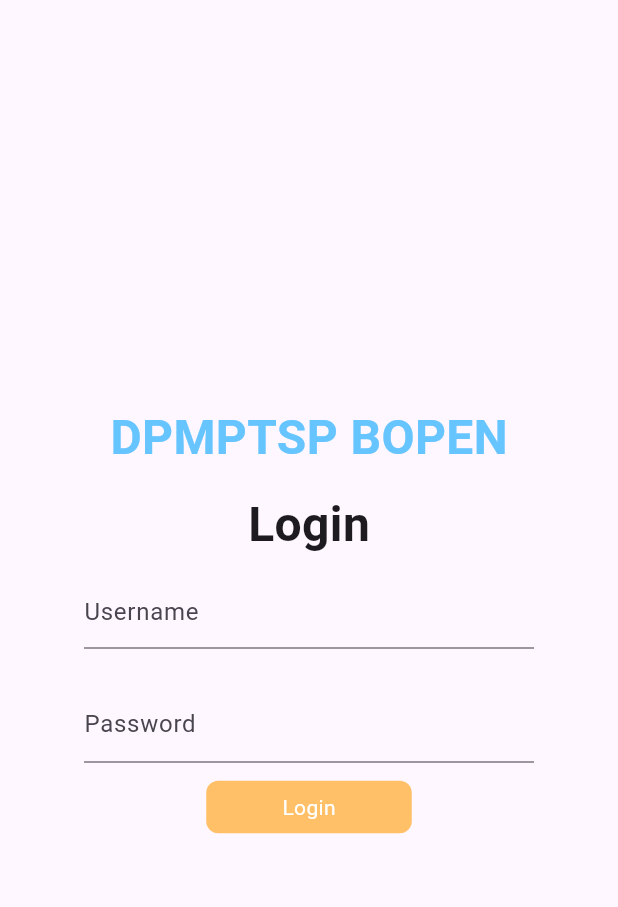
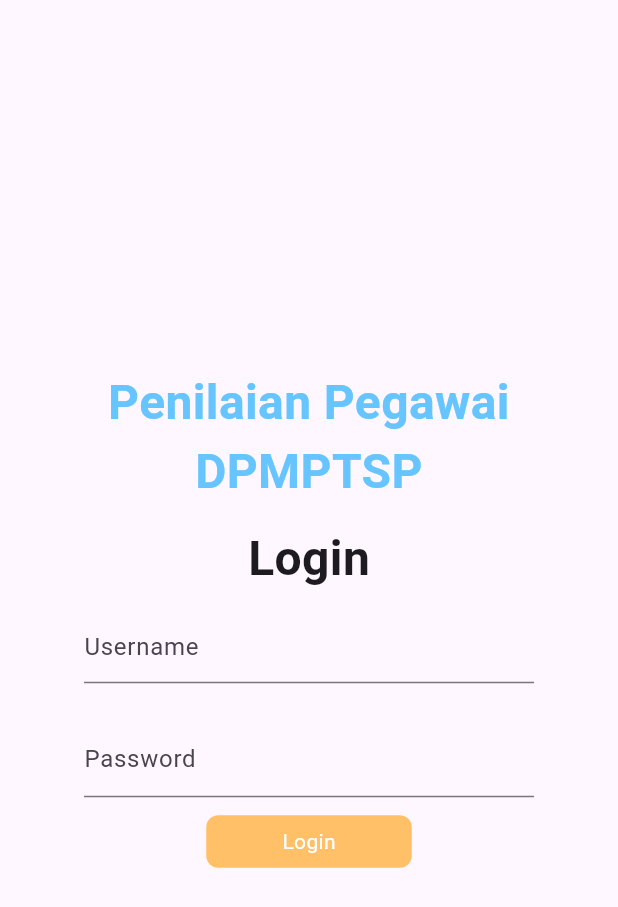
Before and after one commit to louis-sxcv45/BOPEN-Application, a Flutter app: the TabBarNavigation screen opened directly, tab 2 chosen, after a tap on the "logout" icon, on a phone screen of 412 x 824 dp. Shown: the top 907 px of the screen. Run offline on Flutter 3.47's test engine with Material 3 defaults, Android fonts, the phone set to English and light mode, and no system bars; our stand-ins replace cloud_firestore, connectivity_plus, dropdown_textfield, firebase_core, google_fonts; accounts and stored records are empty.

```diff
--- a/lib/src/features/login/UI/login_screen.dart
+++ b/lib/src/features/login/UI/login_screen.dart
@@ -94,8 +94,8 @@ class _LoginScreenState extends State<LoginScreen> {
             mainAxisAlignment: MainAxisAlignment.center,
             children: [
               Text(
-                'DPMPTSP BOPEN',
-                textAlign: TextAlign.start,
+                'Penilaian Pegawai DPMPTSP',
+                textAlign: TextAlign.center,
                 style: TextStyle(
                   fontSize: AppSize.s32,
                   fontWeight: FontWeightManager.bold,
--- a/lib/src/style_manager/font_family_manager.dart
+++ b/lib/src/style_manager/font_family_manager.dart
@@ -18,6 +18,8 @@ class FontSizeManager {
   static const double f12 = 12.0;
   static const double f16 = 16.0;
   static const double f13 = 13.0;
+  static const double f20 = 20.0;
+  static const double f22 = 22.0;
   static const double f24 = 24.0;
   static const double f30 = 30.0;
   static const double f32 = 32.0;
--- a/lib/src/tab_bar.dart
+++ b/lib/src/tab_bar.dart
@@ -3,6 +3,7 @@ import 'package:project_pkl/src/features/asn_page/UI/asn_data_screen.dart';
 import 'package:project_pkl/src/features/login/UI/login_screen.dart';
 import 'package:project_pkl/src/features/non_asn_page/non_asn_data_screen.dart';
 import 'package:project_pkl/src/style_manager/color_manager.dart';
+import 'package:project_pkl/src/style_manager/font_family_manager.dart';
 
 class TabBarNavigation extends StatelessWidget {
   const TabBarNavigation({super.key});
@@ -14,8 +15,10 @@ class TabBarNavigation extends StatelessWidget {
       child: Scaffold(
         appBar: AppBar(
           title: Text(
-            'DPMPTSP BOPEN',
-            style: TextStyle(),
+            'Penilaian Pegawai DPMPTSP',
+            style: TextStyle(
+              fontSize: FontSizeManager.f20,
+            ),
           ),
           actions: [
             IconButton(
```
Also changed, not shown: lib/src/common_widgets/voting_field_drop_down.dart (deleted, +0 -66 lines), lib/src/features/splash_screen.dart (added), pubspec.lock, 22 other files.
